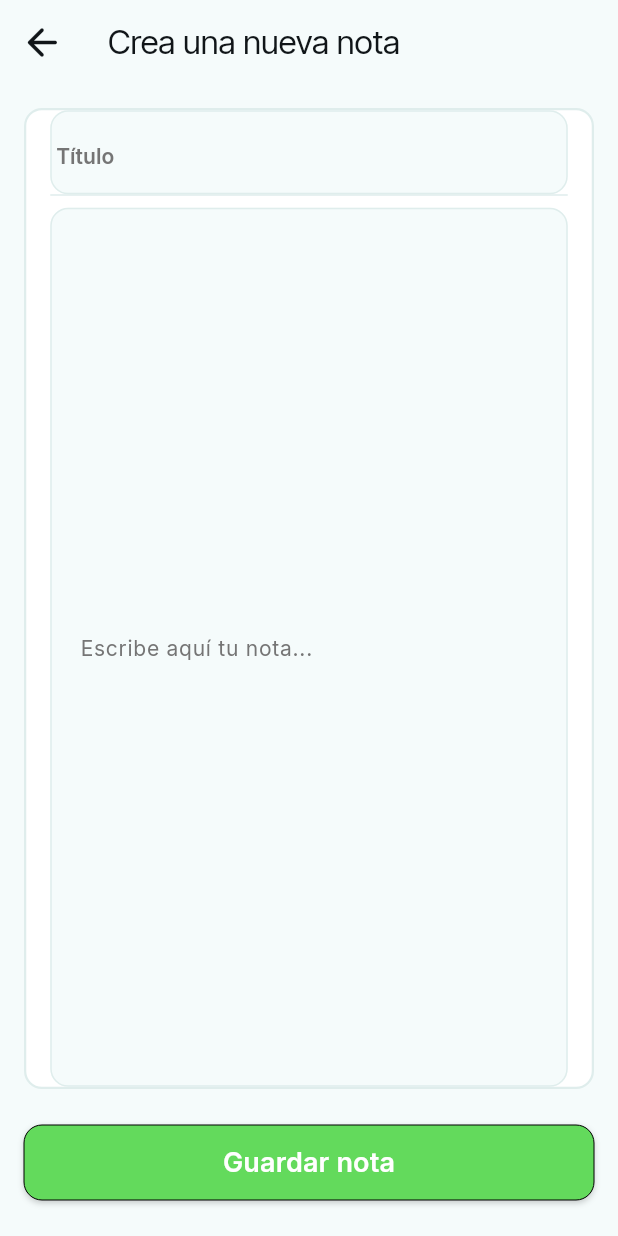
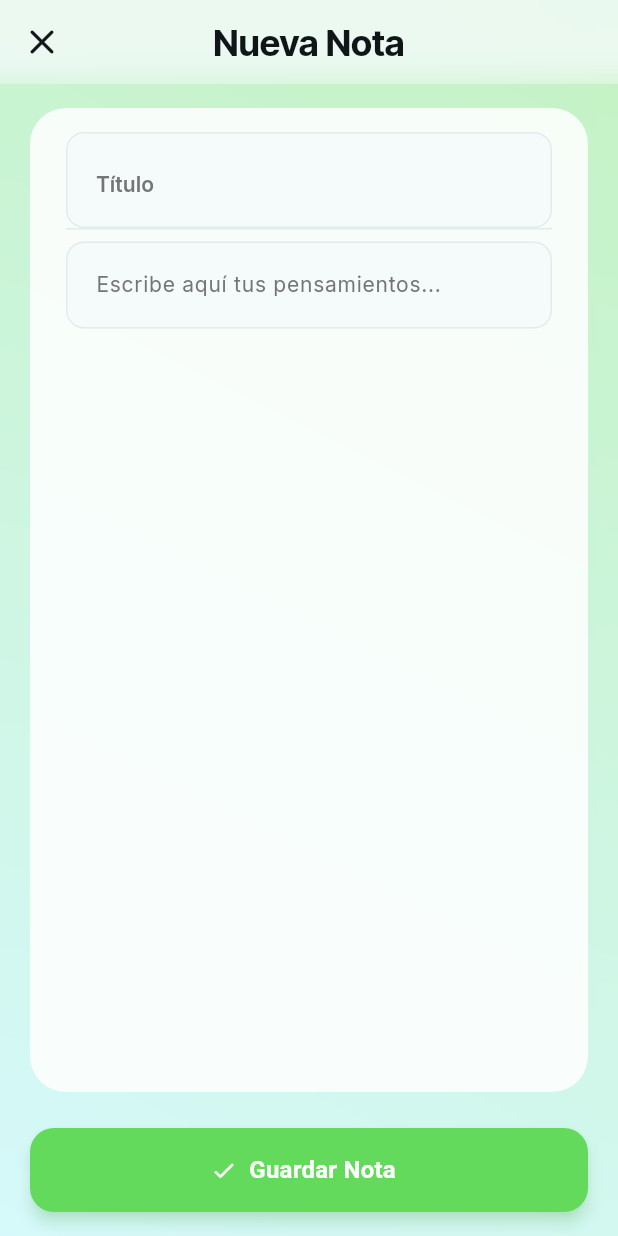
Before and after one commit to YaelAguilar/Lumimood-app, a Flutter app: the _CreateNoteView screen opened directly, on a phone screen of 412 x 824 dp. Run offline on Flutter 3.47's test engine with Material 3 defaults, Android fonts, the phone set to English and light mode, and no system bars; our stand-ins replace dartz, equatable, fl_chart, flutter_animate, flutter_bloc, get_it and 3 more.

Commit message:
feat(notes): add note detail page and routing; enhance notes page with animated background and improved UI

```diff
--- a/lib/core/presentation/router.dart
+++ b/lib/core/presentation/router.dart
@@ -3,7 +3,9 @@ import '../../features/authentication/presentation/pages/forgot_password.dart';
 import '../../features/authentication/presentation/pages/login_page.dart';
 import '../../features/authentication/presentation/pages/register_page.dart';
 import '../../features/diary/presentation/pages/diary_page.dart';
+import '../../features/notes/domain/entities/note.dart';
 import '../../features/notes/presentation/pages/create_note_page.dart';
+import '../../features/notes/presentation/pages/note_detail_page.dart';
 import '../../features/notes/presentation/pages/notes_page.dart';
 import '../../features/statistics/presentation/pages/statistics_page.dart';
 import '../../features/tasks/presentation/pages/tasks_page.dart';
@@ -54,6 +56,16 @@ class AppRouter {
         builder: (context, state) => const CreateNotePage(),
       ),
       GoRoute(
+        path: '/note-detail',
+        name: 'note_detail',
+        builder: (context, state) {
+          if (state.extra is Note) {
+            return NoteDetailPage(note: state.extra as Note);
+          }
+          return const NotesPage();
+        },
+      ),
+      GoRoute(
         path: '/forgot-password',
         name: 'forgot_password',
         builder: (context, state) => const ForgotPasswordPage(),
--- a/lib/features/notes/presentation/pages/create_note_page.dart
+++ b/lib/features/notes/presentation/pages/create_note_page.dart
@@ -1,10 +1,12 @@
+import 'dart:ui';
 import 'package:flutter/material.dart';
+import 'package:flutter/services.dart';
 import 'package:flutter_bloc/flutter_bloc.dart';
 import 'package:go_router/go_router.dart';
 import 'package:google_fonts/google_fonts.dart';
 import '../../../../core/injection_container.dart';
 import '../../../../core/presentation/theme.dart';
-import '../../../../core/presentation/widgets/custom_button.dart';
+import '../../../welcome/presentation/widgets/animated_background.dart';
 import '../bloc/notes_bloc.dart';
 
 class CreateNotePage extends StatelessWidget {
@@ -29,6 +31,7 @@ class _CreateNoteView extends StatefulWidget {
 class _CreateNoteViewState extends State<_CreateNoteView> {
   late final TextEditingController _titleController;
   late final TextEditingController _contentController;
+  final FocusNode _contentFocusNode = FocusNode();
 
   @override
   void initState() {
@@ -41,19 +44,20 @@ class _CreateNoteViewState extends State<_CreateNoteView> {
   void dispose() {
     _titleController.dispose();
     _contentController.dispose();
+    _contentFocusNode.dispose();
     super.dispose();
   }
 
   @override
   Widget build(BuildContext context) {
-    final textTheme = Theme.of(context).textTheme;
-
     return BlocListener<NotesBloc, NotesState>(
       listener: (context, state) {
         if (state.creationStatus == NoteCreationStatus.success) {
+          HapticFeedback.mediumImpact();
           ScaffoldMessenger.of(context).showSnackBar(const SnackBar(
             content: Text('Nota guardada con éxito'),
             backgroundColor: AppTheme.primaryColor,
+            behavior: SnackBarBehavior.floating,
           ));
           context.pop(true);
         }
@@ -61,103 +65,146 @@ class _CreateNoteViewState extends State<_CreateNoteView> {
           ScaffoldMessenger.of(context).showSnackBar(SnackBar(
             content: Text(state.errorMessage ?? 'No se pudo guardar la nota.'),
             backgroundColor: Theme.of(context).colorScheme.error,
+            behavior: SnackBarBehavior.floating,
           ));
         }
       },
       child: GestureDetector(
         onTap: () => FocusManager.instance.primaryFocus?.unfocus(),
         child: Scaffold(
-          appBar: AppBar(
-            backgroundColor: Theme.of(context).scaffoldBackgroundColor,
-            elevation: 0,
-            leading: IconButton(
-              icon: Icon(Icons.arrow_back_rounded, color: AppTheme.primaryText, size: 30),
-              onPressed: () => context.pop(),
-            ),
-            title: Text('Crea una nueva nota', style: GoogleFonts.interTight(textStyle: textTheme.titleLarge)),
-            centerTitle: false,
-          ),
-          body: SafeArea(
+          backgroundColor: Colors.transparent,
+          extendBodyBehindAppBar: true,
+          appBar: _buildAppBar(context),
+          body: Stack(
+            children: [
+              const AnimatedBackground(),
+              SafeArea(
                 child: Padding(
-              padding: const EdgeInsets.fromLTRB(16.0, 16.0, 16.0, 24.0),
-              child: Column(
-                crossAxisAlignment: CrossAxisAlignment.stretch,
-                children: [
-                  Expanded(
-                    child: Container(
-                      padding: const EdgeInsets.symmetric(horizontal: 16.0),
-                      decoration: BoxDecoration(
-                        color: Colors.white,
-                        borderRadius: BorderRadius.circular(12),
-                        border: Border.all(color: AppTheme.alternate, width: 1.5),
-                      ),
+                  padding: const EdgeInsets.symmetric(horizontal: 20.0),
                   child: Column(
                     children: [
-                          TextField(
-                            controller: _titleController,
-                            decoration: const InputDecoration(
-                              hintText: 'Título',
-                              border: InputBorder.none,
-                              contentPadding: EdgeInsets.symmetric(vertical: 12),
+                      const SizedBox(height: 16),
+                      _buildTextFields(),
+                      const SizedBox(height: 24),
+                      _buildSaveButton(),
+                      const SizedBox(height: 16),
+                    ],
                   ),
-                            style: textTheme.headlineSmall?.copyWith(fontWeight: FontWeight.w600),
-                            maxLines: 1,
-                            textCapitalization: TextCapitalization.sentences,
-                          ),
-                          const Divider(
-                            height: 1,
-                            thickness: 1,
-                            color: AppTheme.alternate,
-                          ),
-                          const SizedBox(height: 8),
-                          Expanded(
-                            child: TextField(
-                              controller: _contentController,
-                              decoration: const InputDecoration(
-                                hintText: 'Escribe aquí tu nota...',
-                                border: InputBorder.none,
-                              ),
-                              style: textTheme.bodyLarge?.copyWith(height: 1.5),
-                              maxLines: null,
-                              keyboardType: TextInputType.multiline,
-                              textCapitalization: TextCapitalization.sentences,
-                              expands: true,
                 ),
               ),
             ],
           ),
         ),
       ),
-                  const SizedBox(height: 24),
-                  BlocBuilder<NotesBloc, NotesState>(
+    );
+  }
+
+  AppBar _buildAppBar(BuildContext context) {
+    return AppBar(
+      elevation: 0,
+      backgroundColor: AppTheme.scaffoldBackground.withAlpha(200),
+      flexibleSpace: ClipRRect(
+        child: BackdropFilter(
+          filter: ImageFilter.blur(sigmaX: 10, sigmaY: 10),
+          child: Container(color: Colors.transparent),
+        ),
+      ),
+      leading: IconButton(
+        icon: Icon(Icons.close_rounded, color: AppTheme.primaryText, size: 28),
+        onPressed: () => context.pop(),
+      ),
+      title: Text('Nueva Nota', style: GoogleFonts.interTight(
+        textStyle: Theme.of(context).textTheme.headlineSmall,
+        fontWeight: FontWeight.bold,
+      )),
+      centerTitle: true,
+    );
+  }
+
+  Widget _buildTextFields() {
+    final textTheme = Theme.of(context).textTheme;
+    return Expanded(
+      child: Container(
+        padding: const EdgeInsets.symmetric(horizontal: 24.0, vertical: 16.0),
+        decoration: BoxDecoration(
+          color: Colors.white.withAlpha(220),
+          borderRadius: BorderRadius.circular(24),
+        ),
+        child: SingleChildScrollView(
+          child: Column(
+            children: [
+              TextField(
+                controller: _titleController,
+                style: textTheme.headlineSmall?.copyWith(fontWeight: FontWeight.w600),
+                maxLines: 1,
+                textCapitalization: TextCapitalization.sentences,
+                decoration: const InputDecoration(
+                  hintText: 'Título',
+                  border: InputBorder.none,
+                ),
+                onSubmitted: (_) {
+                  FocusScope.of(context).requestFocus(_contentFocusNode);
+                },
+              ),
+              const Divider(height: 1, thickness: 1, color: AppTheme.alternate),
+              const SizedBox(height: 8),
+              TextField(
+                focusNode: _contentFocusNode,
+                controller: _contentController,
+                style: textTheme.bodyLarge?.copyWith(height: 1.6),
+                maxLines: null,
+                keyboardType: TextInputType.multiline,
+                textCapitalization: TextCapitalization.sentences,
+                decoration: const InputDecoration(
+                  hintText: 'Escribe aquí tus pensamientos...',
+                  border: InputBorder.none,
+                ),
+              ),
+            ],
+          ),
+        ),
+      ),
+    );
+  }
+
+  Widget _buildSaveButton() {
+    final textTheme = Theme.of(context).textTheme;
+    return BlocBuilder<NotesBloc, NotesState>(
       builder: (context, state) {
-                      return state.creationStatus == NoteCreationStatus.loading
-                          ? const Center(child: CircularProgressIndicator())
-                          : CustomButton(
-                              onPressed: () {
+        return ElevatedButton.icon(
+          style: ElevatedButton.styleFrom(
+            backgroundColor: AppTheme.primaryColor,
+            foregroundColor: Colors.white,
+            minimumSize: const Size(double.infinity, 56),
+            shape: RoundedRectangleBorder(borderRadius: BorderRadius.circular(16)),
+            elevation: 4,
+            shadowColor: AppTheme.primaryColor.withAlpha(100),
+          ),
+          onPressed: state.creationStatus == NoteCreationStatus.loading
+              ? null
+              : () {
                   context.read<NotesBloc>().add(AddNewNote(
                         title: _titleController.text,
                         content: _contentController.text,
                       ));
                 },
-                              text: 'Guardar nota',
-                              options: ButtonOptions(
-                                width: double.infinity,
-                                height: 50,
-                                color: AppTheme.primaryColor,
-                                textStyle: GoogleFonts.inter(textStyle: textTheme.titleSmall, color: Colors.white, fontWeight: FontWeight.w600),
-                                elevation: 3,
-                                borderRadius: BorderRadius.circular(12),
+          icon: state.creationStatus == NoteCreationStatus.loading
+              ? Container(
+                  width: 24,
+                  height: 24,
+                  padding: const EdgeInsets.all(2.0),
+                  child: const CircularProgressIndicator(color: Colors.white, strokeWidth: 3),
+                )
+              : const Icon(Icons.check_rounded),
+          label: Text(
+            'Guardar Nota',
+            style: textTheme.titleMedium?.copyWith(
+              color: Colors.white,
+              fontWeight: FontWeight.bold,
+            ),
           ),
         );
       },
-                  ),
-                ],
-              ),
-            ),
-          ),
-        ),
-      ),
     );
   }
 }
```
Also changed, not shown: lib/features/notes/presentation/pages/note_detail_page.dart (added, +118 -0 lines), lib/features/notes/presentation/pages/notes_page.dart (+151 -65 lines). Lines whose indentation alone changed are shown as unchanged.
